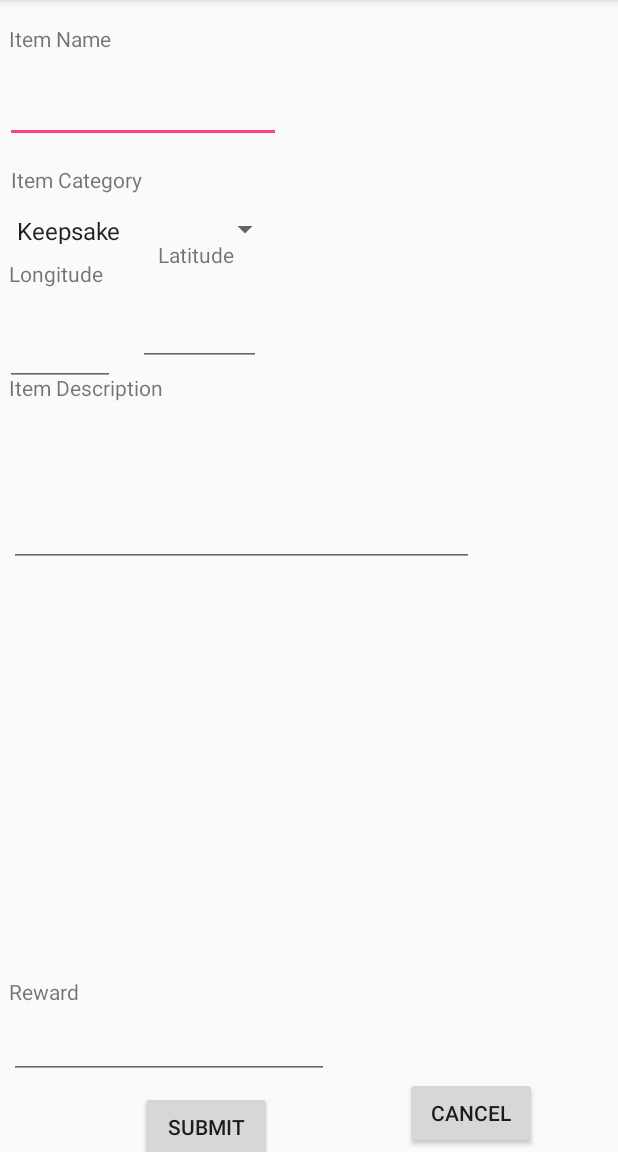
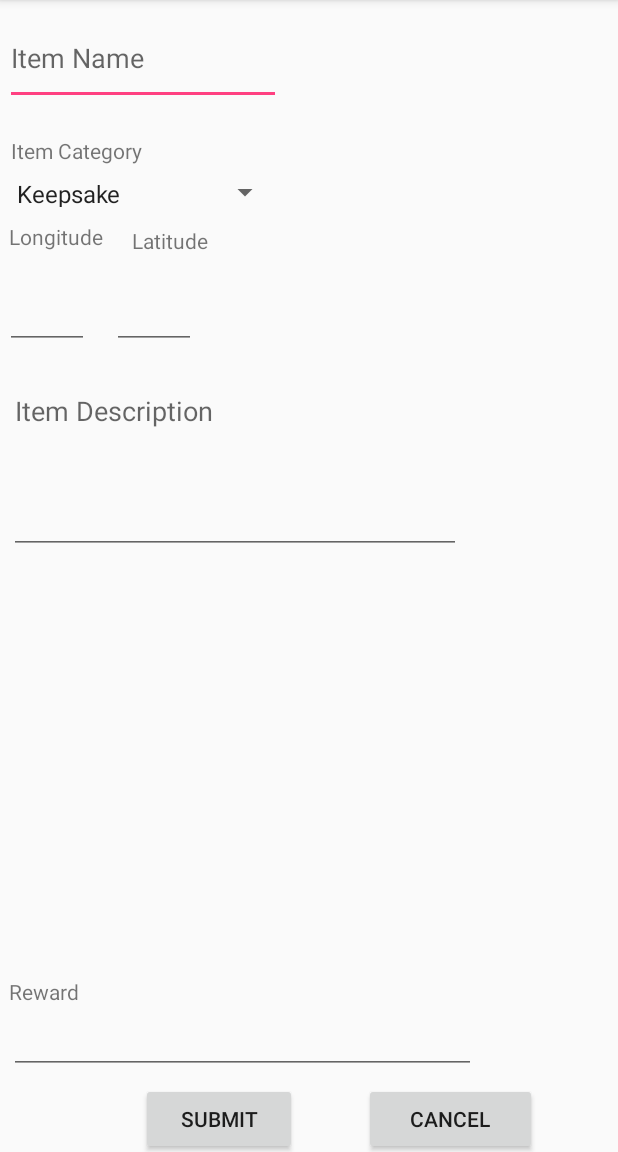
Before and after one commit to drewteachout/WheresMyStuff, an Android app: the LostItemReportActivity screen opened directly, with no data from a screen before it, on a phone screen of 412 x 824 dp, the part 84-1236 px from its top. Run offline under Robolectric (Android 15) with nearby library versions, the phone set to English and light mode, and no system bars.

```diff
--- a/app/src/main/java/com/example/drew/wheresmystuff/controllers/ItemReportManager.java
+++ b/app/src/main/java/com/example/drew/wheresmystuff/controllers/ItemReportManager.java
@@ -8,7 +8,6 @@ import java.util.HashMap;
  */
 
 public class ItemReportManager {
-    //single instance used by the whole app to keep track of item reports
     public static final ItemReportManager myItemReports = new ItemReportManager();
 
     private final HashMap<Integer, ItemReport> itemReports = new HashMap<>();
--- a/app/src/main/java/com/example/drew/wheresmystuff/controllers/LoginActivity.java
+++ b/app/src/main/java/com/example/drew/wheresmystuff/controllers/LoginActivity.java
@@ -37,6 +37,10 @@ public class LoginActivity extends AppCompatActivity {
         mProgressView = findViewById(R.id.login_progress);
     }
 
+    /**
+     * Logs in user when credentials are valid
+     * @param view the current view
+     */
     protected void onLoginPressed(View view) {
         Intent loginIntent = new Intent(getApplicationContext(), HomeScreenActivity.class);
         String email = mEmailView.getText().toString();
--- a/app/src/main/java/com/example/drew/wheresmystuff/controllers/UserManager.java
+++ b/app/src/main/java/com/example/drew/wheresmystuff/controllers/UserManager.java
@@ -10,11 +10,7 @@ public class UserManager {
 
 
     public static final UserManager myUserManager = new UserManager();
-    //single UserManager that holds all the users in the system
-
     public static User currentUser = null;
-    //this indicates the User currently logged in to the system
-    //if no one is logged in it holds null
 
     private final HashMap<String, com.example.drew.wheresmystuff.controllers.User> users = new HashMap<>();
 
--- a/app/src/main/java/com/example/drew/wheresmystuff/controllers/viewItemReports.java
+++ b/app/src/main/java/com/example/drew/wheresmystuff/controllers/viewItemReports.java
@@ -18,12 +18,18 @@ public class viewItemReports extends AppCompatActivity {
         super.onCreate(savedInstanceState);
         setContentView(R.layout.activity_view_item_reports);
         TextView report_list = (TextView)findViewById(R.id.viewItemReports);
+        /**
+         * Dsiplays all submitted item reports
+         */
         Collection<ItemReport> reports = ItemReportManager.myItemReports.getAllReports();
         for(ItemReport report : reports) {
             report_list.append(report.toString());
             report_list.append("\n");
 
         }
+        /**
+         * Takes user back to home screen
+         */
         Button mReturnToMain = (Button) findViewById(R.id.returnToMain);
         mReturnToMain.setOnClickListener(new View.OnClickListener() {
             @Override
--- a/app/src/main/res/layout/activity_lost_item_report.xml
+++ b/app/src/main/res/layout/activity_lost_item_report.xml
@@ -10,10 +10,12 @@
         android:id="@+id/itemName"
         android:layout_width="184dp"
         android:layout_height="54dp"
+        android:hint="Item Name"
+        android:gravity="top|left"
         android:ems="10"
         android:inputType="textPersonName"
         tools:layout_constraintTop_creator="1"
-        android:layout_marginTop="41dp"
+        android:layout_marginTop="16dp"
         app:layout_constraintTop_toTopOf="parent"
         tools:layout_constraintRight_creator="1"
         app:layout_constraintRight_toRightOf="@+id/textView"
@@ -28,7 +30,7 @@
         tools:layout_constraintTop_creator="1"
         tools:layout_constraintRight_creator="1"
         app:layout_constraintRight_toRightOf="@+id/itemName"
-        android:layout_marginTop="47dp"
+        android:layout_marginTop="48dp"
         app:layout_constraintTop_toBottomOf="@+id/itemName"
         tools:layout_constraintLeft_creator="1"
         app:layout_constraintLeft_toLeftOf="@+id/itemName"
@@ -36,8 +38,9 @@
 
     <EditText
         android:id="@+id/itemLongitude"
-        android:layout_width="73dp"
+        android:layout_width="56dp"
         android:layout_height="51dp"
+        android:gravity="top|left"
         android:ems="10"
         android:inputType="numberDecimal|numberSigned"
         tools:layout_constraintTop_creator="1"
@@ -59,23 +62,23 @@
         app:layout_constraintBottom_toTopOf="@+id/itemCategorySpinner"
         android:layout_marginStart="7dp"
         tools:layout_constraintLeft_creator="1"
-        android:layout_marginBottom="13dp"
+        android:layout_marginBottom="8dp"
         app:layout_constraintLeft_toLeftOf="parent"
         android:layout_marginLeft="7dp" />
 
     <EditText
         android:id="@+id/itemLatitude"
-        android:layout_width="82dp"
+        android:layout_width="56dp"
         android:layout_height="51dp"
         android:ems="10"
+        android:gravity="top|left"
         android:inputType="numberDecimal|numberSigned"
         tools:layout_constraintTop_creator="1"
         android:layout_marginStart="15dp"
         tools:layout_constraintLeft_creator="1"
         app:layout_constraintTop_toTopOf="@+id/itemLongitude"
         app:layout_constraintLeft_toRightOf="@+id/itemLongitude"
-        android:layout_marginLeft="84dp"
-        android:layout_marginTop="-13dp" />
+        android:layout_marginLeft="15dp" />
 
     <TextView
         android:id="@+id/textView3"
@@ -88,12 +91,12 @@
         tools:layout_constraintLeft_creator="1"
         android:layout_marginBottom="97dp"
         app:layout_constraintLeft_toLeftOf="parent"
-        android:layout_marginLeft="3dp" />
+        android:layout_marginLeft="6dp" />
 
     <EditText
         android:id="@+id/itemReward"
-        android:layout_width="wrap_content"
-        android:layout_height="wrap_content"
+        android:layout_width="311dp"
+        android:layout_height="38dp"
         android:ems="10"
         android:inputType="textMultiLine"
         tools:layout_constraintTop_creator="1"
@@ -101,27 +104,16 @@
         app:layout_constraintTop_toBottomOf="@+id/textView3"
         tools:layout_constraintLeft_creator="1"
         app:layout_constraintLeft_toLeftOf="parent"
-        android:layout_marginLeft="3dp"
-        android:layout_marginTop="3dp" />
-
-    <TextView
-        android:id="@+id/textView5"
-        android:layout_width="wrap_content"
-        android:layout_height="wrap_content"
-        android:text="Item Description"
-        tools:layout_constraintBottom_creator="1"
-        app:layout_constraintBottom_toTopOf="@+id/itemDescription"
-        android:layout_marginStart="6dp"
-        tools:layout_constraintLeft_creator="1"
-        app:layout_constraintLeft_toLeftOf="parent"
         android:layout_marginLeft="6dp"
-        android:layout_marginBottom="-5dp" />
+        android:layout_marginTop="7dp" />
 
     <EditText
         android:id="@+id/itemDescription"
-        android:layout_width="310dp"
-        android:layout_height="115dp"
+        android:layout_width="301dp"
+        android:layout_height="118dp"
         android:ems="10"
+        android:hint="Item Description"
+        android:gravity="top|left"
         android:inputType="textMultiLine"
         tools:layout_constraintTop_creator="1"
         tools:layout_constraintBottom_creator="1"
@@ -131,51 +123,38 @@
         tools:layout_constraintLeft_creator="1"
         android:layout_marginBottom="71dp"
         app:layout_constraintLeft_toLeftOf="parent"
-        android:layout_marginLeft="-10dp"
+        android:layout_marginLeft="6dp"
         app:layout_constraintVertical_bias="0.0"
         app:layout_constraintTop_toTopOf="@+id/itemLatitude" />
 
     <Button
         android:id="@+id/lostItemReportSubmitButton"
-        android:layout_width="wrap_content"
-        android:layout_height="wrap_content"
+        android:layout_width="104dp"
+        android:layout_height="48dp"
         android:text="Submit"
         tools:layout_constraintTop_creator="1"
         tools:layout_constraintRight_creator="1"
         android:layout_marginStart="41dp"
         android:layout_marginEnd="39dp"
         app:layout_constraintRight_toRightOf="@+id/itemReward"
-        android:layout_marginTop="8dp"
+        android:layout_marginTop="6dp"
         app:layout_constraintTop_toBottomOf="@+id/itemReward"
         tools:layout_constraintLeft_creator="1"
         app:layout_constraintLeft_toRightOf="@+id/textView3"
-        app:layout_constraintHorizontal_bias="0.575" />
+        app:layout_constraintHorizontal_bias="0.0" />
 
     <Button
         android:id="@+id/lostItemReportCancelButton"
-        android:layout_width="wrap_content"
-        android:layout_height="wrap_content"
+        android:layout_width="115dp"
+        android:layout_height="48dp"
         android:text="Cancel"
         tools:layout_constraintRight_creator="1"
         tools:layout_constraintBottom_creator="1"
         app:layout_constraintBottom_toBottomOf="parent"
         android:layout_marginEnd="54dp"
         app:layout_constraintRight_toRightOf="parent"
-        android:layout_marginBottom="2dp"
-        android:layout_marginRight="88dp" />
-
-    <TextView
-        android:id="@+id/textView4"
-        android:layout_width="wrap_content"
-        android:layout_height="wrap_content"
-        android:text="Item Name"
-        tools:layout_constraintTop_creator="1"
-        android:layout_marginStart="6dp"
-        android:layout_marginTop="16dp"
-        tools:layout_constraintLeft_creator="1"
-        app:layout_constraintLeft_toLeftOf="parent"
-        app:layout_constraintTop_toTopOf="parent"
-        android:layout_marginLeft="6dp" />
+        android:layout_marginBottom="-2dp"
+        android:layout_marginRight="57dp" />
 
     <TextView
         android:id="@+id/textView6"
@@ -192,15 +171,15 @@
 
     <TextView
         android:id="@+id/textView7"
-        android:layout_width="wrap_content"
-        android:layout_height="wrap_content"
+        android:layout_width="53dp"
+        android:layout_height="21dp"
         android:text="Latitude"
         tools:layout_constraintBottom_creator="1"
         app:layout_constraintBottom_toTopOf="@+id/itemLatitude"
         android:layout_marginStart="13dp"
         tools:layout_constraintLeft_creator="1"
-        android:layout_marginBottom="13dp"
+        android:layout_marginBottom="9dp"
         app:layout_constraintLeft_toLeftOf="@+id/itemLatitude"
-        android:layout_marginLeft="1dp" />
+        android:layout_marginLeft="11dp" />
 
 </android.support.constraint.ConstraintLayout>
--- a/app/src/main/res/layout/activity_registration.xml
+++ b/app/src/main/res/layout/activity_registration.xml
@@ -12,7 +12,7 @@
         android:layout_height="wrap_content"
         android:ems="10"
         android:inputType="textPersonName"
-        android:text="Name"
+        android:hint="Name"
         android:layout_marginRight="8dp"
         app:layout_constraintRight_toRightOf="parent"
         android:layout_marginLeft="8dp"
@@ -30,7 +30,7 @@
         android:layout_height="wrap_content"
         android:ems="10"
         android:inputType="textEmailAddress"
-        android:text="Email"
+        android:hint="Email"
         app:layout_constraintRight_toRightOf="@+id/registrationName"
         app:layout_constraintLeft_toLeftOf="@+id/registrationName"
         app:layout_constraintHorizontal_bias="0.0"
@@ -46,7 +46,7 @@
         android:layout_height="wrap_content"
         android:ems="10"
         android:inputType="textPassword"
-        android:text="Password"
+        android:hint="Password"
         android:layout_marginRight="8dp"
         app:layout_constraintRight_toRightOf="parent"
         android:layout_marginLeft="8dp"
--- a/app/src/main/res/values/strings.xml
+++ b/app/src/main/res/values/strings.xml
@@ -28,6 +28,7 @@
         <item>Keepsake</item>
         <item>Heirloom</item>
         <item>Misc</item>
+        <item>Donation</item>
 
     </string-array>
 </resources>
```
Also changed, not shown: app/src/main/java/com/example/drew/wheresmystuff/controllers/Admin.java (+25 -4 lines), app/src/main/java/com/example/drew/wheresmystuff/controllers/ItemReport.java (+14 -5 lines), app/src/main/java/com/example/drew/wheresmystuff/controllers/LostItemReportActivity.java (+20 -4 lines), app/src/main/java/com/example/drew/wheresmystuff/controllers/RegistrationActivity.java (+15 -1 lines), app/src/main/java/com/example/drew/wheresmystuff/controllers/User.java (+7 -5 lines), app/src/main/res/layout/activity_welcome.xml (+17 -12 lines).
